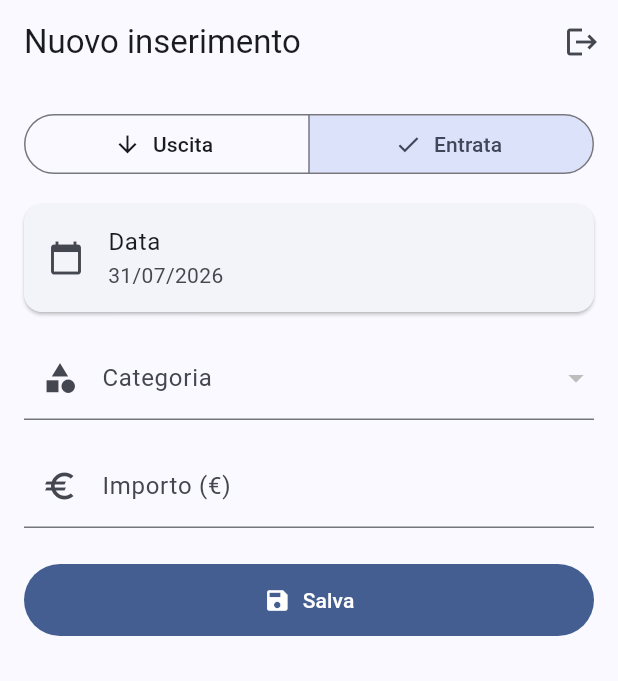
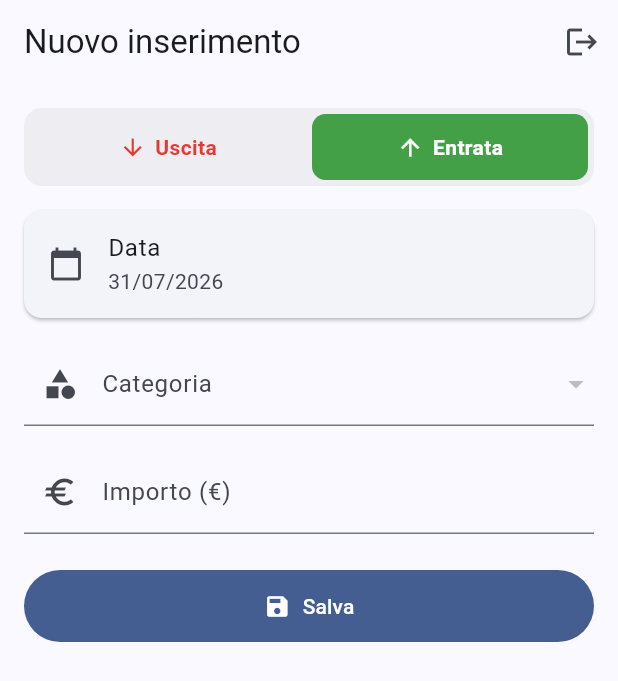
Before and after one commit to PaoloZXS/GeoGestioneSpese, a Flutter app: the InsertScreen screen opened directly, after a tap on "Entrata", on a phone screen of 412 x 824 dp. Shown: the top 681 px of the screen. Run offline on Flutter 3.47's test engine with Material 3 defaults, Android fonts, the phone set to English and light mode, and no system bars; our stand-ins replace supabase_flutter; accounts and stored records are empty.

Commit message:
App mobile: categorie alfabetiche, tab colorate, username senza sfondo

```diff
--- a/mobile/lib/src/insert_screen.dart
+++ b/mobile/lib/src/insert_screen.dart
@@ -48,8 +48,15 @@ class _InsertScreenState extends State<InsertScreen> {
           .eq('tipo', tipo)
           .order('descrizione');
       if (!mounted) return;
+      // Ordine alfabetico garantito (indipendente dalla collation del DB)
+      final lista = rows.cast<Map<String, dynamic>>();
+      lista.sort(
+        (a, b) => (a['descrizione'] as String).toLowerCase().compareTo(
+          (b['descrizione'] as String).toLowerCase(),
+        ),
+      );
       setState(() {
-        _categorie = rows.cast<Map<String, dynamic>>();
+        _categorie = lista;
         _caricandoCategorie = false;
       });
     } catch (e) {
@@ -163,22 +170,10 @@ class _InsertScreenState extends State<InsertScreen> {
         child: ListView(
           children: [
             // ---- TIPO (entrata / uscita) ----
-            SegmentedButton<bool>(
-              segments: const [
-                ButtonSegment(
-                  value: false,
-                  label: Text('Uscita'),
-                  icon: Icon(Icons.arrow_downward),
-                ),
-                ButtonSegment(
-                  value: true,
-                  label: Text('Entrata'),
-                  icon: Icon(Icons.arrow_upward),
-                ),
-              ],
-              selected: {_isEntrata},
-              onSelectionChanged: (sel) {
-                setState(() => _isEntrata = sel.first);
+            _TipoSegmented(
+              isEntrata: _isEntrata,
+              onChanged: (v) {
+                setState(() => _isEntrata = v);
                 _caricaCategorie();
               },
             ),
@@ -253,3 +248,63 @@ class _InsertScreenState extends State<InsertScreen> {
     );
   }
 }
+
+/// Selettore Tipo (Uscita = rosso, Entrata = verde).
+class _TipoSegmented extends StatelessWidget {
+  const _TipoSegmented({required this.isEntrata, required this.onChanged});
+
+  final bool isEntrata;
+  final ValueChanged<bool> onChanged;
+
+  @override
+  Widget build(BuildContext context) {
+    return Container(
+      decoration: BoxDecoration(
+        color: Colors.black.withValues(alpha: 0.05),
+        borderRadius: BorderRadius.circular(12),
+      ),
+      padding: const EdgeInsets.all(4),
+      child: Row(
+        children: [
+          Expanded(child: _buildButton(false)),
+          const SizedBox(width: 4),
+          Expanded(child: _buildButton(true)),
+        ],
+      ),
+    );
+  }
+
+  Widget _buildButton(bool entrata) {
+    final selected = isEntrata == entrata;
+    final color = entrata ? Colors.green.shade600 : Colors.red.shade600;
+    return Material(
+      color: selected ? color : Colors.transparent,
+      borderRadius: BorderRadius.circular(9),
+      child: InkWell(
+        borderRadius: BorderRadius.circular(9),
+        onTap: () => onChanged(entrata),
+        child: Padding(
+          padding: const EdgeInsets.symmetric(vertical: 12),
+          child: Row(
+            mainAxisAlignment: MainAxisAlignment.center,
+            children: [
+              Icon(
+                entrata ? Icons.arrow_upward : Icons.arrow_downward,
+                size: 18,
+                color: selected ? Colors.white : color,
+              ),
+              const SizedBox(width: 6),
+              Text(
+                entrata ? 'Entrata' : 'Uscita',
+                style: TextStyle(
+                  color: selected ? Colors.white : color,
+                  fontWeight: FontWeight.w600,
+                ),
+              ),
+            ],
+          ),
+        ),
+      ),
+    );
+  }
+}
--- a/mobile/lib/src/login_screen.dart
+++ b/mobile/lib/src/login_screen.dart
@@ -70,7 +70,6 @@ class _LoginScreenState extends State<LoginScreen> {
                     decoration: const InputDecoration(
                       labelText: 'Utente',
                       prefixIcon: Icon(Icons.person),
-                      filled: true,
                     ),
                   ),
                   const SizedBox(height: 16),
```
